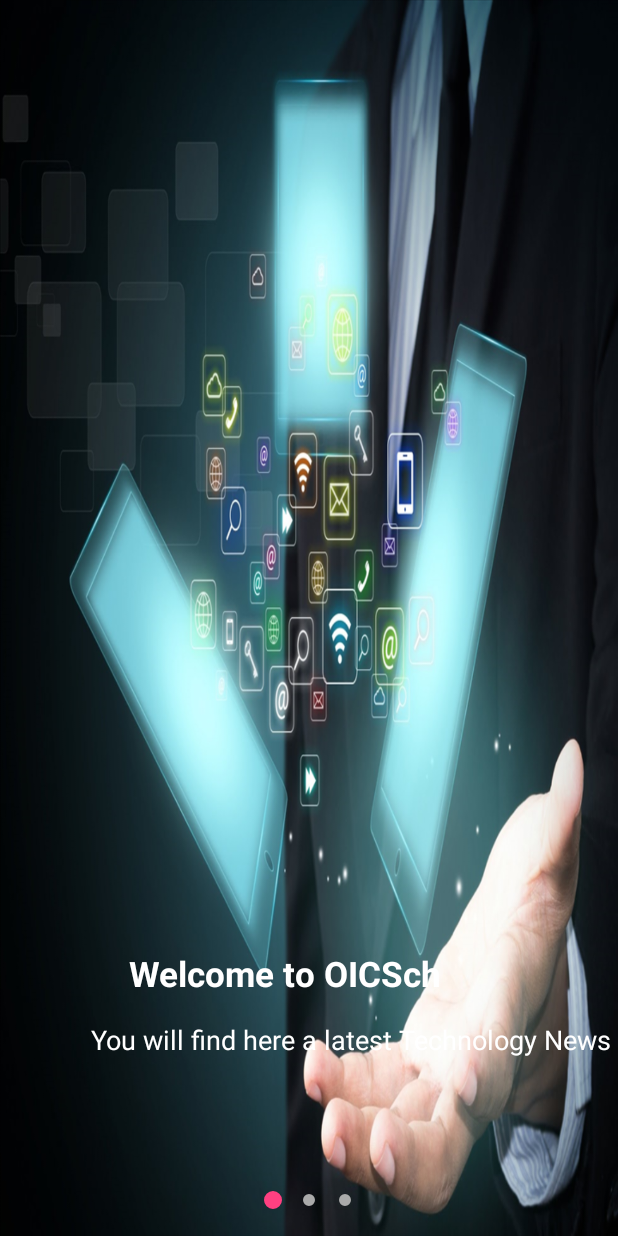
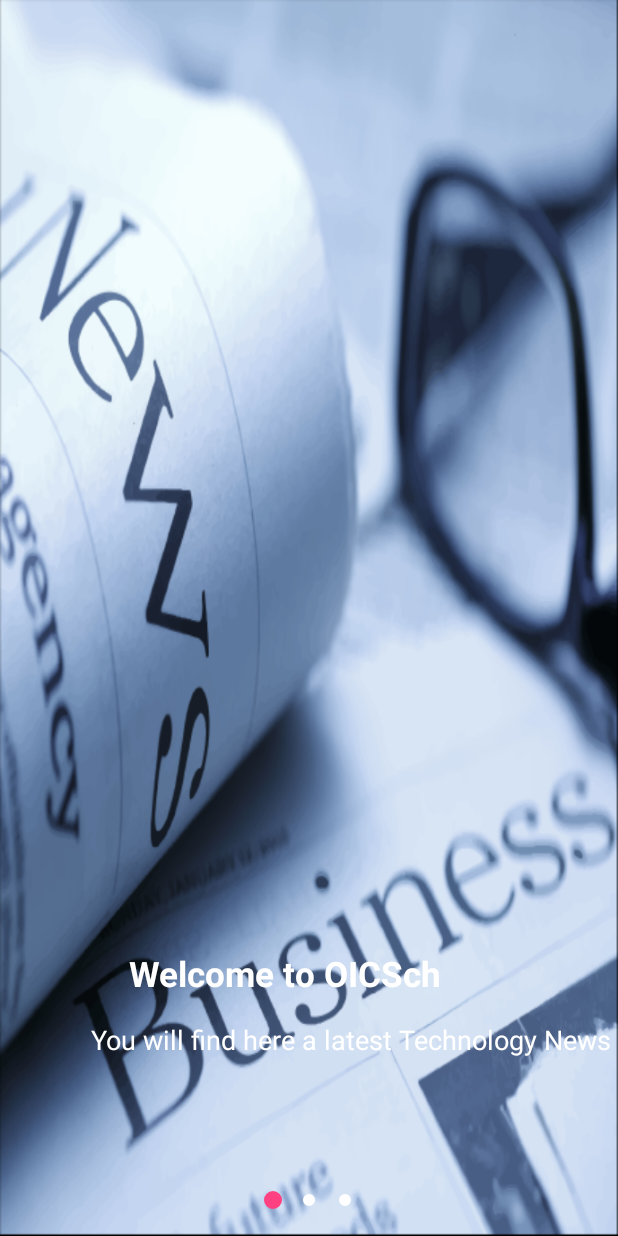
Before and after one commit to AkashShrestha31/OICSchh, an Android app: the WelcomeFragment1 screen opened directly, with no data from a screen before it, on a phone screen of 412 x 824 dp. Run offline under Robolectric (Android 15) with nearby library versions, the phone set to English and light mode, and no system bars.

Commit message:
5/20/2017

```diff
--- a/app/src/main/java/com/example/user/oicsch/Notification/NotificationRvadapter.java
+++ b/app/src/main/java/com/example/user/oicsch/Notification/NotificationRvadapter.java
@@ -64,7 +64,7 @@ public class NotificationRvadapter extends RecyclerView.Adapter<NotificationRvad
             Glide.clear(holder.imageview);
             Glide.with(holder.imageview.getContext())
                     .load(notification.get(position).getImage_url())
-                    .placeholder(R.mipmap.ic_launcher)
+                    .placeholder(android.R.color.darker_gray)
                     .into(holder.imageview);
         }
         else
--- a/app/src/main/java/com/example/user/oicsch/WelcomeScreen/WelcomeFragment1.java
+++ b/app/src/main/java/com/example/user/oicsch/WelcomeScreen/WelcomeFragment1.java
@@ -8,6 +8,7 @@ import android.view.LayoutInflater;
 import android.view.View;
 import android.view.ViewGroup;
 import android.widget.Button;
+import android.widget.Toast;
 
 import com.example.user.oicsch.R;
 
@@ -18,15 +19,24 @@ public class WelcomeFragment1 extends Fragment {
     public void onCreate(Bundle savedInstanceState) {
         super.onCreate(savedInstanceState);
 
+
+
     }
+
+
 
     @Override
     public View onCreateView(LayoutInflater inflater, ViewGroup container,
                              Bundle savedInstanceState) {
         // Inflate the layout for this fragment
-        Button button=(Button)getActivity().findViewById(R.id.startbutton);
-        button.setVisibility(View.GONE);
+
         return inflater.inflate(R.layout.fragment_welcome_fragment1, container, false);
+    }
+
+    @Override
+    public void onResume() {
+        super.onResume();
+
     }
 
 
--- a/app/src/main/java/com/example/user/oicsch/WelcomeScreen/WelcomeFragment2.java
+++ b/app/src/main/java/com/example/user/oicsch/WelcomeScreen/WelcomeFragment2.java
@@ -1,5 +1,6 @@
 package com.example.user.oicsch.WelcomeScreen;
 
+import android.content.Context;
 import android.os.Bundle;
 import android.support.v4.app.Fragment;
 import android.util.Log;
@@ -7,6 +8,7 @@ import android.view.LayoutInflater;
 import android.view.View;
 import android.view.ViewGroup;
 import android.widget.Button;
+import android.widget.Toast;
 
 import com.example.user.oicsch.R;
 
@@ -17,11 +19,16 @@ public class WelcomeFragment2 extends Fragment {
     public void onCreate(Bundle savedInstanceState) {
         super.onCreate(savedInstanceState);
 
+
     }
+
+
+
     @Override
     public void onResume() {
         super.onResume();
-        Log.d("line","fuckafafaf");
+        Log.d("line", "fuckafafaf");
+
     }
 
     @Override
@@ -35,8 +42,7 @@ public class WelcomeFragment2 extends Fragment {
                 checkeditor.putString("semister","0");
         checkeditor.putString("section","0");
         checkeditor.apply();*/
-        Button button=(Button)getActivity().findViewById(R.id.startbutton);
-        button.setVisibility(View.GONE);
+
         return  view;
     }
 
--- a/app/src/main/java/com/example/user/oicsch/WelcomeScreen/welcomescreen.java
+++ b/app/src/main/java/com/example/user/oicsch/WelcomeScreen/welcomescreen.java
@@ -10,13 +10,14 @@ import android.support.v4.view.ViewPager;
 import android.support.v7.app.AppCompatActivity;
 import android.view.View;
 import android.widget.Button;
+import android.widget.Toast;
 
 import com.example.user.oicsch.Adapter.ViewPagerAdapter;
 import com.example.user.oicsch.MainActivity;
 import com.example.user.oicsch.R;
 
 public class welcomescreen extends AppCompatActivity {
-
+    Button button;
     @Override
     protected void onCreate(Bundle savedInstanceState) {
         super.onCreate(savedInstanceState);
@@ -25,7 +26,8 @@ public class welcomescreen extends AppCompatActivity {
         final SharedPreferences.Editor editor=sharedPreferences.edit();
         TabLayout tabLayout=(TabLayout) findViewById(R.id.welcometablayout);
         ViewPager viewPager=(ViewPager)findViewById(R.id.welcomeviewpager);
-        Button button=(Button)findViewById(R.id.startbutton);
+       button=(Button)findViewById(R.id.startbutton);
+button.setVisibility(View.GONE);
         button.setOnClickListener(new View.OnClickListener() {
             @Override
             public void onClick(View v) {
@@ -47,6 +49,35 @@ public class welcomescreen extends AppCompatActivity {
         viewPagerAdapter.addFragmeent(new WelcomeFragment3(),"");
         viewPager.setAdapter(viewPagerAdapter);
         tabLayout.setupWithViewPager(viewPager,true);
+        viewPager.setOnPageChangeListener(new ViewPager.OnPageChangeListener() {
+            @Override
+            public void onPageScrolled(int position, float positionOffset, int positionOffsetPixels) {
+
+            }
+
+            @Override
+            public void onPageSelected(int position) {
+
+                switch(position)
+                {
+                    case 0:
+                        button.setVisibility(View.GONE);
+                        break;
+                    case 1:
+                        button.setVisibility(View.GONE);
+                        break;
+                    case 2:
+                        button.setVisibility(View.VISIBLE);
+                        break;
+
+                }
+            }
+
+            @Override
+            public void onPageScrollStateChanged(int state) {
+
+            }
+        });
 
     }
 
--- a/app/src/main/res/drawable-xhdpi/welcomebutton.xml
+++ b/app/src/main/res/drawable-xhdpi/welcomebutton.xml
@@ -4,7 +4,7 @@
 <shape android:shape="rectangle">
     <stroke
         android:width="2dp"
-        android:color="#ffffff" />
+        android:color="#679fb6" />
     <corners android:radius="15dp" />
     <solid android:color="#97cce1"/>
         </shape>
@@ -13,7 +13,7 @@
         <shape android:shape="rectangle">
             <stroke
                 android:width="2dp"
-                android:color="#ffffff" />
+                android:color="#679fb6" />
             <corners android:radius="15dp" />
             <solid android:color="#679fb6"/>
         </shape>
--- a/app/src/main/res/drawable/default_dot.xml
+++ b/app/src/main/res/drawable/default_dot.xml
@@ -6,7 +6,7 @@
             android:shape="ring"
             android:thickness="4dp"
             android:useLevel="false">
-            <solid android:color="@android:color/darker_gray"/>
+            <solid android:color="@android:color/white"/>
         </shape>
     </item>
 </layer-list>
--- a/app/src/main/res/layout/activity_welcomescreen.xml
+++ b/app/src/main/res/layout/activity_welcomescreen.xml
@@ -33,10 +33,11 @@
         android:layout_width="120dp"
         android:textColor="#ffffff"
         android:layout_height="40dp"
+        android:id="@+id/startbutton"
+        android:background="@drawable/welcomebutton"
         android:layout_alignTop="@+id/welcometablayout"
         android:layout_alignParentRight="true"
         android:layout_alignParentEnd="true"
-        android:id="@+id/startbutton"
-        android:background="@drawable/welcomebutton"
-       />
+        android:layout_marginRight="9dp"
+        android:layout_marginEnd="9dp" />
 </RelativeLayout>
--- a/app/src/main/res/layout/fragment_welcome_fragment1.xml
+++ b/app/src/main/res/layout/fragment_welcome_fragment1.xml
@@ -2,7 +2,7 @@
     xmlns:tools="http://schemas.android.com/tools"
     android:layout_width="match_parent"
     android:layout_height="match_parent"
-    android:background="@mipmap/finalfirst"
+    android:background="@mipmap/start"
     tools:context="com.example.user.oicsch.WelcomeScreen.WelcomeFragment1">
 
     <!-- TODO: Update blank fragment layout -->
```
Also changed, not shown: app/src/main/java/com/example/user/oicsch/MainActivity.java (+15 -10 lines), app/src/main/java/com/example/user/oicsch/WelcomeScreen/WelcomeFragment3.java (+12 -2 lines), app/src/main/java/com/example/user/oicsch/notification.java (deleted, +0 -29 lines), app/src/main/java/com/example/user/oicsch/welcomedataloader.java (+13 -13 lines), app/src/main/res/layout/fragment_welcome_fragment2.xml (+12 -14 lines), app/src/main/res/mipmap-mdpi/start.png (added).
